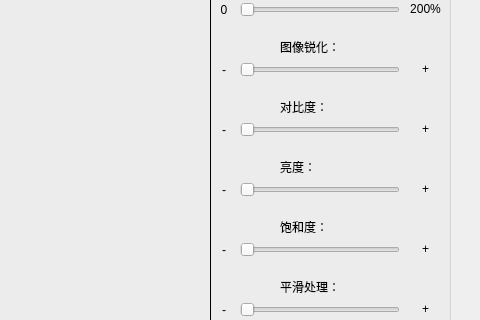
Before: the Qt Designer form Application/dealImage.ui in TheRising-cxf/Test, drawn with Qt 5; both pictures show x 720 to 1200 and y 211 to 531 of the 1200 by 800 pixel window.
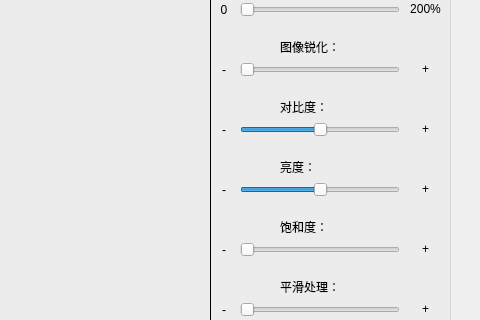
After: the same form once the commit is applied.

Commit message: 添加基本的图像处理功能（对比度、亮度、平滑、饱和度）

What changed in the file:
```diff
--- a/Application/dealImage.ui
+++ b/Application/dealImage.ui
@@ -211,6 +211,9 @@
      <property name="maximum">
       <number>200</number>
      </property>
+     <property name="value">
+      <number>100</number>
+     </property>
      <property name="orientation">
       <enum>Qt::Horizontal</enum>
      </property>
@@ -269,8 +272,11 @@
        <height>22</height>
       </rect>
      </property>
+     <property name="minimum">
+      <number>-100</number>
+     </property>
      <property name="maximum">
-      <number>200</number>
+      <number>100</number>
      </property>
      <property name="orientation">
       <enum>Qt::Horizontal</enum>
```
Left out of the diff: 12 changed lines with no effect on the pictures. The commit also changes 2 other files.
